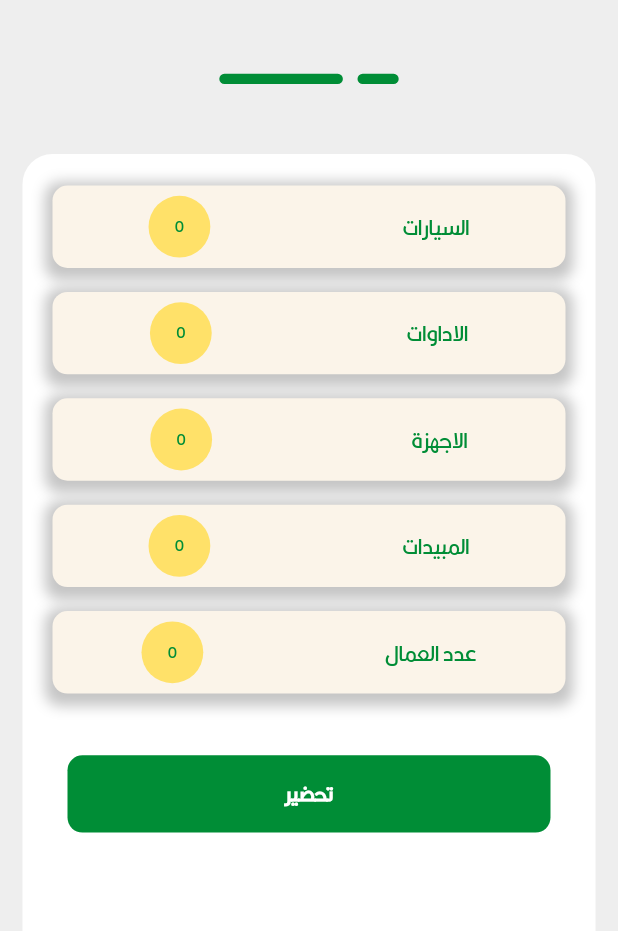
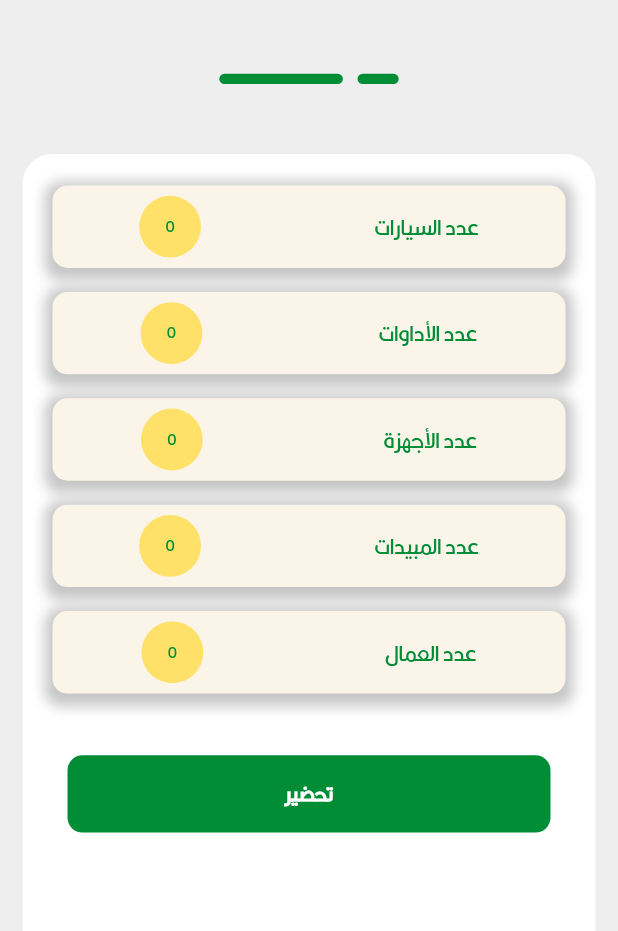
Before and after one commit to andrewayadwadie/prepare, a Flutter app: the PrepareScreen screen opened directly with empty values, on a phone screen of 412 x 824 dp, the part 204-1135 px from its top. Run offline on Flutter 3.47's test engine with Material 2 defaults, Android fonts, the phone set to English and light mode, and no system bars; drawn by our look-alikes of overlay_support; our stand-ins replace get, get_storage, image_picker, internet_connection_checker, loading_indicator, location and 1 more; missing offline and left inert: multi_image_picker2; accounts and stored records are empty; project files that could hold a hidden picture were left out.

Commit message:
31-1-2022

```diff
--- a/lib/core/controller/prepareControllers/tools_controller.dart
+++ b/lib/core/controller/prepareControllers/tools_controller.dart
@@ -13,6 +13,7 @@ class ToolsController extends GetxController {
     for (int i = 0; i < toolsList.length; i++) {
       sum += toolsList[i] as int;
     }
+
     return sum;
   }
 }
--- a/lib/main.dart
+++ b/lib/main.dart
@@ -33,6 +33,7 @@ class MyApp extends StatelessWidget {
         debugShowCheckedModeBanner: false,
         title: 'Prepare',
         theme: ThemeData(
+          fontFamily: 'hanimation',
           primarySwatch: colorCustom,
         ),
         home: const IntroPage(),
--- a/lib/view/prepare/prepare_screen.dart
+++ b/lib/view/prepare/prepare_screen.dart
@@ -82,7 +82,7 @@ class PrepareScreen extends StatelessWidget {
                               GetBuilder<CarsController>(
                                 init: CarsController(),
                                 builder: (controller) {
-                                  return SingleListItem(title: "السيارات", count:"${controller.getCarsSum(controller.carsCount)}" );
+                                  return SingleListItem(title: "عدد السيارات", count:"${controller.getCarsSum(controller.carsCount)}" );
                                 }
                               )),
                       //==================================
@@ -104,7 +104,7 @@ class PrepareScreen extends StatelessWidget {
                               GetBuilder<ToolsController>(
                                 init: ToolsController(),
                                 builder: (controller) {
-                                  return SingleListItem(title: "الاداوات", count: "${controller.getToolsSum(controller.toolsCount)}");
+                                  return SingleListItem(title: "عدد الأداوات", count: "${controller.getToolsSum(controller.toolsCount)}");
                                 }
                               )),
                       //==================================
@@ -126,7 +126,7 @@ class PrepareScreen extends StatelessWidget {
                               GetBuilder<DevicesController>(
                                 init: DevicesController(),
                                 builder: (controller) {
-                                  return SingleListItem(title: "الاجهزة ", count: "${controller.getDeviceSum(controller.devicesCount)}");
+                                  return SingleListItem(title: "عدد الأجهزة ", count: "${controller.getDeviceSum(controller.devicesCount)}");
                                 }
                               )),
                       //==================================
@@ -148,7 +148,7 @@ class PrepareScreen extends StatelessWidget {
                               GetBuilder<PestsidesController>(
                                 init: PestsidesController(),
                                 builder: (controller) {
-                                  return SingleListItem(title: "المبيدات", count: "${controller.getPestSideSum(controller.pestsidesCount)}");
+                                  return SingleListItem(title: "عدد المبيدات", count: "${controller.getPestSideSum(controller.pestsidesCount)}");
                                 }
                               )),
                       //==================================
```
